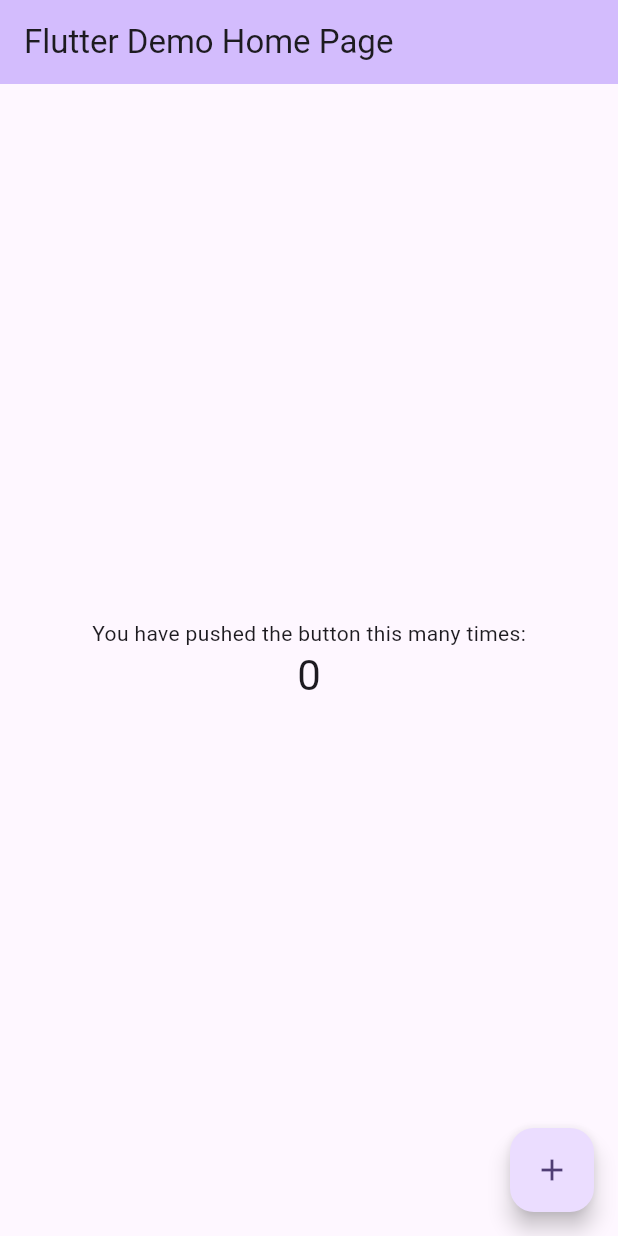
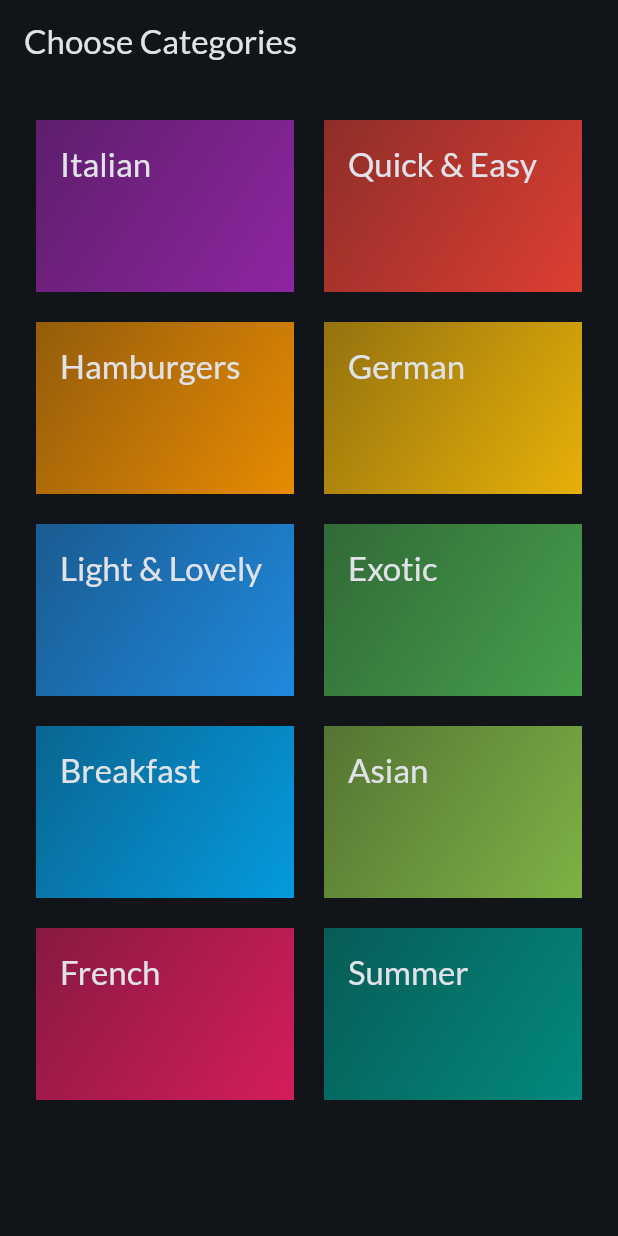
Before and after one commit to Trykea/Meals_App_2, a Flutter app: the screen it shows after launch, on a phone screen of 412 x 824 dp. Run offline on Flutter 3.47's test engine with Material 3 defaults, Android fonts, the phone set to English and light mode, and no system bars; our stand-ins replace google_fonts.

Commit message:
added category data and show them

```diff
--- /dev/null
+++ b/lib/data/dummy_data.dart
@@ -0,0 +1,56 @@
+import 'package:flutter/material.dart';
+
+import 'package:meals_app/models/category.dart';
+
+const availableCategories = [
+  Category(
+    id: 'c1',
+    title: 'Italian',
+    color: Colors.purple,
+  ),
+  Category(
+    id: 'c2',
+    title: 'Quick & Easy',
+    color: Colors.red,
+  ),
+  Category(
+    id: 'c3',
+    title: 'Hamburgers',
+    color: Colors.orange,
+  ),
+  Category(
+    id: 'c4',
+    title: 'German',
+    color: Colors.amber,
+  ),
+  Category(
+    id: 'c5',
+    title: 'Light & Lovely',
+    color: Colors.blue,
+  ),
+  Category(
+    id: 'c6',
+    title: 'Exotic',
+    color: Colors.green,
+  ),
+  Category(
+    id: 'c7',
+    title: 'Breakfast',
+    color: Colors.lightBlue,
+  ),
+  Category(
+    id: 'c8',
+    title: 'Asian',
+    color: Colors.lightGreen,
+  ),
+  Category(
+    id: 'c9',
+    title: 'French',
+    color: Colors.pink,
+  ),
+  Category(
+    id: 'c10',
+    title: 'Summer',
+    color: Colors.teal,
+  ),
+];
--- a/lib/main.dart
+++ b/lib/main.dart
@@ -1,4 +1,13 @@
 import 'package:flutter/material.dart';
+import 'package:google_fonts/google_fonts.dart';
+
+import 'package:meals_app/screens/categories.dart';
+final theme = ThemeData(
+  useMaterial3: true,
+  colorScheme:
+      ColorScheme.fromSeed(seedColor: Colors.blue, brightness: Brightness.dark),
+  textTheme: GoogleFonts.latoTextTheme(),
+);
 
 void main() {
   runApp(const MyApp());
@@ -11,115 +20,9 @@ class MyApp extends StatelessWidget {
   @override
   Widget build(BuildContext context) {
     return MaterialApp(
-      title: 'Flutter Demo',
-      theme: ThemeData(
-        // This is the theme of your application.
-        //
-        // TRY THIS: Try running your application with "flutter run". You'll see
-        // the application has a purple toolbar. Then, without quitting the app,
-        // try changing the seedColor in the colorScheme below to Colors.green
-        // and then invoke "hot reload" (save your changes or press the "hot
-        // reload" button in a Flutter-supported IDE, or press "r" if you used
-        // the command line to start the app).
-        //
-        // Notice that the counter didn't reset back to zero; the application
-        // state is not lost during the reload. To reset the state, use hot
-        // restart instead.
-        //
-        // This works for code too, not just values: Most code changes can be
-        // tested with just a hot reload.
-        colorScheme: ColorScheme.fromSeed(seedColor: Colors.deepPurple),
-        useMaterial3: true,
-      ),
-      home: const MyHomePage(title: 'Flutter Demo Home Page'),
+      title: 'Meals App',
+      theme: theme,
+      home: CategoriesScreeen(),
     );
   }
 }
-
-class MyHomePage extends StatefulWidget {
-  const MyHomePage({super.key, required this.title});
-
-  // This widget is the home page of your application. It is stateful, meaning
-  // that it has a State object (defined below) that contains fields that affect
-  // how it looks.
-
-  // This class is the configuration for the state. It holds the values (in this
-  // case the title) provided by the parent (in this case the App widget) and
-  // used by the build method of the State. Fields in a Widget subclass are
-  // always marked "final".
-
-  final String title;
-
-  @override
-  State<MyHomePage> createState() => _MyHomePageState();
-}
-
-class _MyHomePageState extends State<MyHomePage> {
-  int _counter = 0;
-
-  void _incrementCounter() {
-    setState(() {
-      // This call to setState tells the Flutter framework that something has
-      // changed in this State, which causes it to rerun the build method below
-      // so that the display can reflect the updated values. If we changed
-      // _counter without calling setState(), then the build method would not be
-      // called again, and so nothing would appear to happen.
-      _counter++;
-    });
-  }
-
-  @override
-  Widget build(BuildContext context) {
-    // This method is rerun every time setState is called, for instance as done
-    // by the _incrementCounter method above.
-    //
-    // The Flutter framework has been optimized to make rerunning build methods
-    // fast, so that you can just rebuild anything that needs updating rather
-    // than having to individually change instances of widgets.
-    return Scaffold(
-      appBar: AppBar(
-        // TRY THIS: Try changing the color here to a specific color (to
-        // Colors.amber, perhaps?) and trigger a hot reload to see the AppBar
-        // change color while the other colors stay the same.
-        backgroundColor: Theme.of(context).colorScheme.inversePrimary,
-        // Here we take the value from the MyHomePage object that was created by
-        // the App.build method, and use it to set our appbar title.
-        title: Text(widget.title),
-      ),
-      body: Center(
-        // Center is a layout widget. It takes a single child and positions it
-        // in the middle of the parent.
-        child: Column(
-          // Column is also a layout widget. It takes a list of children and
-          // arranges them vertically. By default, it sizes itself to fit its
-          // children horizontally, and tries to be as tall as its parent.
-          //
-          // Column has various properties to control how it sizes itself and
-          // how it positions its children. Here we use mainAxisAlignment to
-          // center the children vertically; the main axis here is the vertical
-          // axis because Columns are vertical (the cross axis would be
-          // horizontal).
-          //
-          // TRY THIS: Invoke "debug painting" (choose the "Toggle Debug Paint"
-          // action in the IDE, or press "p" in the console), to see the
-          // wireframe for each widget.
-          mainAxisAlignment: MainAxisAlignment.center,
-          children: <Widget>[
-            const Text(
-              'You have pushed the button this many times:',
-            ),
-            Text(
-              '$_counter',
-              style: Theme.of(context).textTheme.headlineMedium,
-            ),
-          ],
-        ),
-      ),
-      floatingActionButton: FloatingActionButton(
-        onPressed: _incrementCounter,
-        tooltip: 'Increment',
-        child: const Icon(Icons.add),
-      ), // This trailing comma makes auto-formatting nicer for build methods.
-    );
-  }
-}
--- /dev/null
+++ b/lib/models/category.dart
@@ -0,0 +1,10 @@
+import 'package:flutter/material.dart';
+
+class Category {
+  const Category(
+      {required this.id, required this.title, this.color = Colors.blue});
+
+  final String id;
+  final String title;
+  final Color color;
+}
--- /dev/null
+++ b/lib/screens/categories.dart
@@ -0,0 +1,29 @@
+import 'package:flutter/material.dart';
+
+import 'package:meals_app/data/dummy_data.dart';
+import 'package:meals_app/widgets/category_grid_item.dart';
+class CategoriesScreeen extends StatelessWidget {
+  const CategoriesScreeen({super.key});
+
+  @override
+  Widget build(BuildContext context) {
+    return Scaffold(
+      appBar: AppBar(
+        title: const Text('Choose Categories'),
+      ),
+      body: GridView(
+        padding: EdgeInsets.all(24),
+        gridDelegate:
+           const SliverGridDelegateWithFixedCrossAxisCount(
+                crossAxisCount: 2,
+              childAspectRatio: 3/2,
+            crossAxisSpacing: 20,
+            mainAxisSpacing: 20),
+        children: [
+         for (final category in availableCategories)
+           CategoryGridItem(category: category,)
+        ],
+      ),
+    );
+  }
+}
--- /dev/null
+++ b/lib/widgets/category_grid_item.dart
@@ -0,0 +1,32 @@
+import 'package:flutter/material.dart';
+import 'package:meals_app/main.dart';
+
+import 'package:meals_app/models/category.dart';
+
+class CategoryGridItem extends StatelessWidget {
+  const CategoryGridItem({super.key, required this.category});
+
+  final Category category;
+
+  @override
+  Widget build(BuildContext context) {
+    return Container(
+      padding: const EdgeInsets.all(16),
+      decoration: BoxDecoration(
+          gradient: LinearGradient(
+        colors: [
+          category.color.withOpacity(0.55),
+          category.color.withOpacity(0.9),
+        ],
+        begin: Alignment.topLeft,
+        end: Alignment.bottomRight,
+      )),
+      child: Text(
+        category.title,
+        style: Theme.of(context).textTheme.titleLarge!.copyWith(
+          color: Theme.of(context).colorScheme.onSurface,
+        ),
+      ),
+    );
+  }
+}
--- a/pubspec.yaml
+++ b/pubspec.yaml
@@ -35,6 +35,7 @@ dependencies:
   # The following adds the Cupertino Icons font to your application.
   # Use with the CupertinoIcons class for iOS style icons.
   cupertino_icons: ^1.0.8
+  google_fonts: ^6.2.1
 
 dev_dependencies:
   flutter_test:
```
Also changed, not shown: pubspec.lock, 1 other file.
